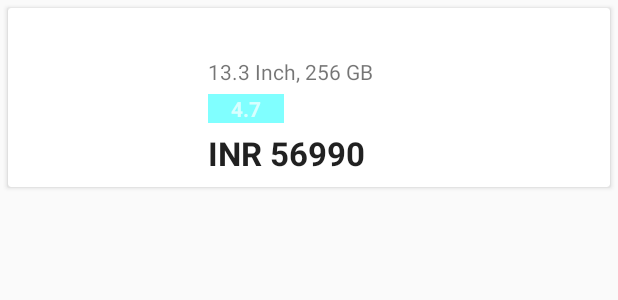
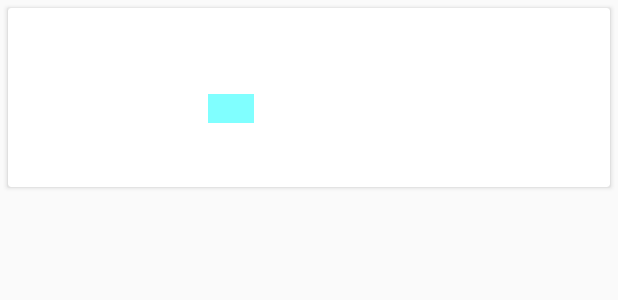
Before and after one commit to Eoin1539/WhereNow, an Android app: the layout list_layout.xml on its own in the app's theme, with its tools: preview values and no code run, on a phone screen of 412 x 824 dp. Shown: the top 300 px of the screen. Run offline under Robolectric (Android 15) with nearby library versions, the phone set to English and light mode, and no system bars.

Commit message:
Minor changes to xml code in list layout

```diff
--- a/app/src/main/res/layout/list_layout.xml
+++ b/app/src/main/res/layout/list_layout.xml
@@ -37,7 +37,6 @@
                 android:layout_marginLeft="5dp"
                 android:layout_marginTop="5dp"
                 android:layout_toRightOf="@id/imageView"
-                android:text="13.3 Inch, 256 GB"
                 android:textAppearance="@style/Base.TextAppearance.AppCompat.Small" />
 
             <TextView
@@ -51,7 +50,6 @@
                 android:background="@color/colorPrimary"
                 android:paddingLeft="15dp"
                 android:paddingRight="15dp"
-                android:text="4.7"
                 android:textAppearance="@style/Base.TextAppearance.AppCompat.Small.Inverse"
                 android:textStyle="bold" />
 
@@ -63,7 +61,6 @@
                 android:layout_marginLeft="5dp"
                 android:layout_marginTop="5dp"
                 android:layout_toRightOf="@id/imageView"
-                android:text="INR 56990"
                 android:textAppearance="@style/Base.TextAppearance.AppCompat.Large"
                 android:textStyle="bold" />
 
```
Also changed, not shown: app/src/main/java/nci/wherenow/Food_Selection.java (+18 -0 lines).
